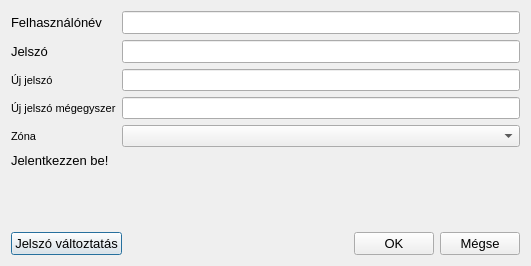
This is lv2g/logindialog.ui in csikfer/lanview2 as Qt 5 draws it before an edit. The edited form follows.
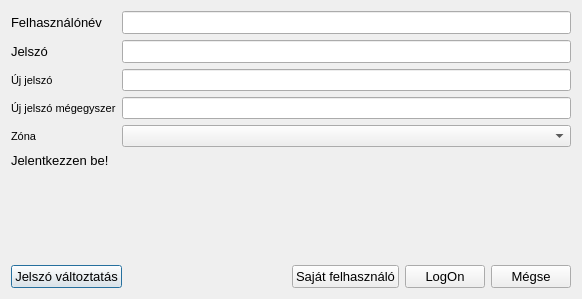
This is the edited form.

Commit message: Hibajavítások. A LogOn modosítása, saját user...

The edit to the form file:
```diff
--- a/lv2g/logindialog.ui
+++ b/lv2g/logindialog.ui
@@ -6,8 +6,8 @@
    <rect>
     <x>0</x>
     <y>0</y>
-    <width>531</width>
-    <height>266</height>
+    <width>582</width>
+    <height>299</height>
    </rect>
   </property>
   <property name="font">
@@ -167,6 +167,18 @@
        </property>
       </spacer>
      </item>
+     <item>
+      <widget class="QPushButton" name="myUserPB">
+       <property name="font">
+        <font>
+         <pointsize>10</pointsize>
+        </font>
+       </property>
+       <property name="text">
+        <string>Saját felhasználó</string>
+       </property>
+      </widget>
+     </item>
      <item>
       <widget class="QPushButton" name="okPB">
        <property name="font">
@@ -175,7 +187,7 @@
         </font>
        </property>
        <property name="text">
-        <string>OK</string>
+        <string>LogOn</string>
        </property>
       </widget>
      </item>
```
The commit also changes 29 other files.
